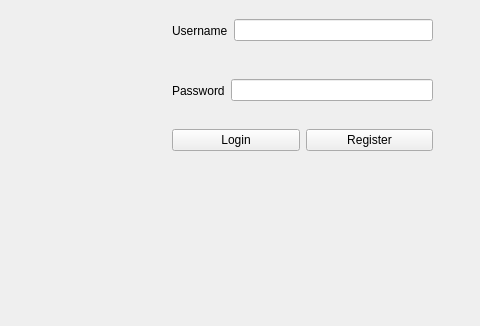
Old version of the form ui/mainwindow.ui in the repository llauret-iut90/BeretPass; both pictures show x 237 to 717 and y 174 to 500 of the 717 by 500 pixel window.
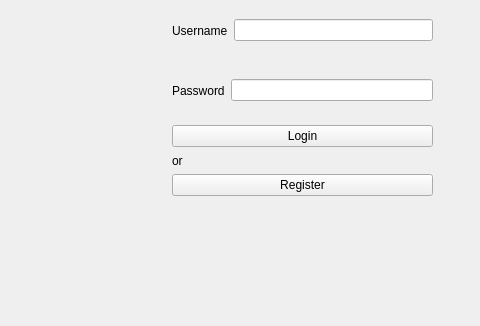
New version of the form. The open tabs and pages were chosen to show the change. Icons and pictures are not drawn.

Commit message: Improve UI login page

Diff of the .ui file:
```diff
--- a/ui/mainwindow.ui
+++ b/ui/mainwindow.ui
@@ -79,10 +79,10 @@
           <x>400</x>
           <y>290</y>
           <width>261</width>
-          <height>31</height>
+          <height>71</height>
          </rect>
         </property>
-        <layout class="QHBoxLayout" name="ActionsButtons">
+        <layout class="QVBoxLayout" name="ActionsButtons">
          <item>
           <widget class="QPushButton" name="Login">
            <property name="text">
@@ -90,6 +90,13 @@
            </property>
           </widget>
          </item>
+         <item>
+          <widget class="QLabel" name="or_label">
+           <property name="text">
+            <string>or</string>
+           </property>
+          </widget>
+         </item>
          <item>
           <widget class="QPushButton" name="Register">
            <property name="text">
```
The commit also changes 1 other file.
